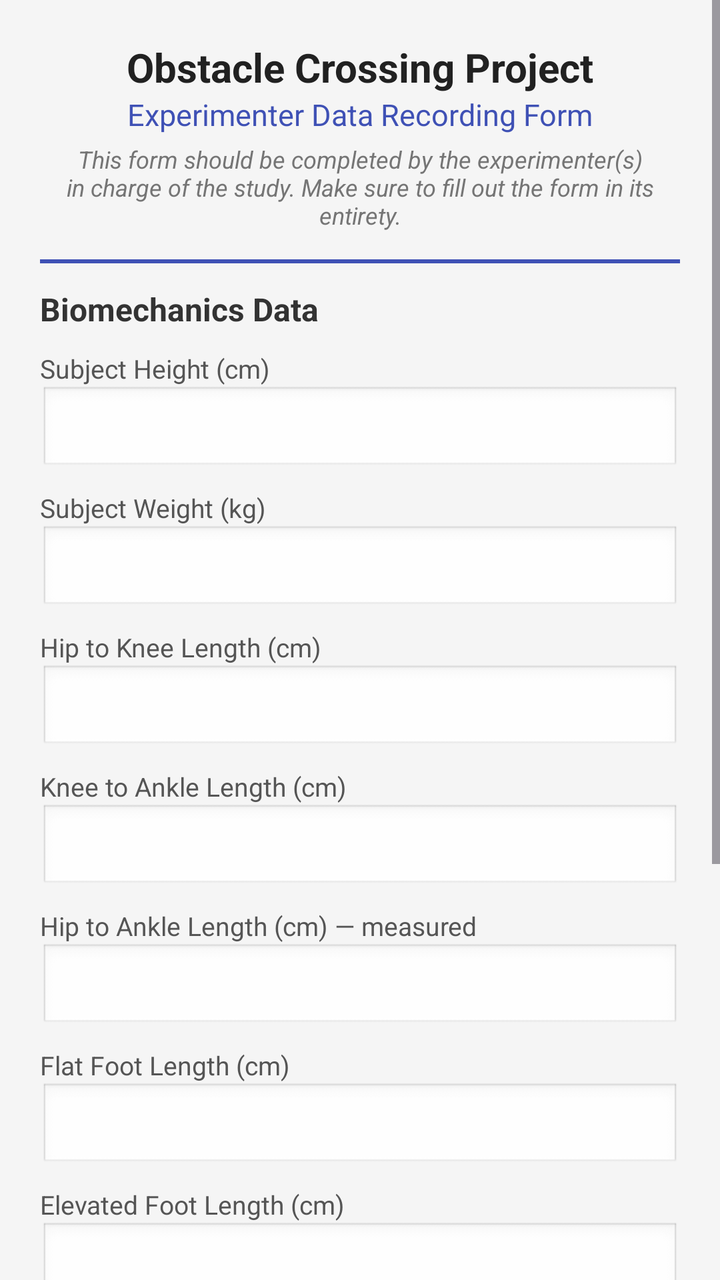
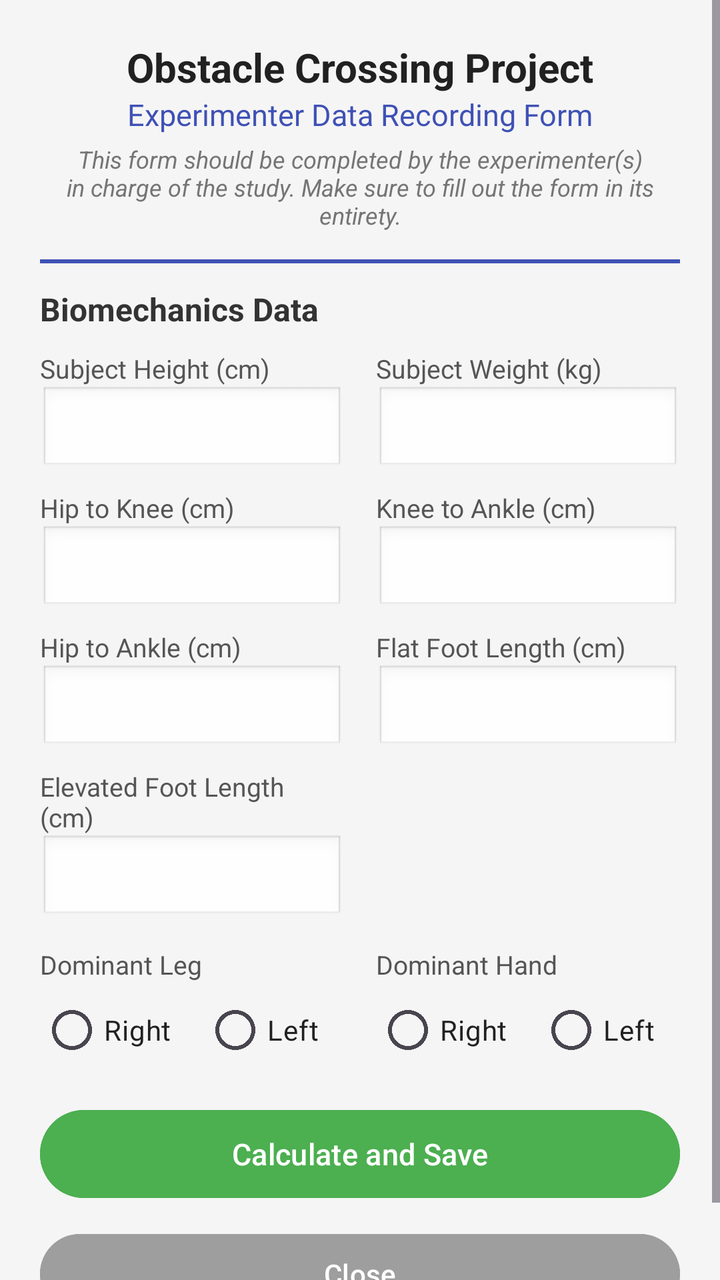

Compare the two renders of this Android layout. The source of the first and the diff that turns it into the second are given below.
<!-- AndroidManifest.xml: application theme Theme.EhsanMovella -->
<!-- res/layout/dialog_demographics.xml -->
<?xml version="1.0" encoding="utf-8"?>
<ScrollView xmlns:android="http://schemas.android.com/apk/res/android"
    android:layout_width="match_parent"
    android:layout_height="match_parent"
    android:background="#F5F5F5">

    <LinearLayout
        android:layout_width="match_parent"
        android:layout_height="wrap_content"
        android:orientation="vertical"
        android:padding="20dp">

        <TextView
            android:layout_width="match_parent"
            android:layout_height="wrap_content"
            android:text="Obstacle Crossing Project"
            android:textSize="20sp"
            android:textStyle="bold"
            android:textColor="#212121"
            android:gravity="center"/>

        <TextView
            android:layout_width="match_parent"
            android:layout_height="wrap_content"
            android:text="Experimenter Data Recording Form"
            android:textSize="15sp"
            android:textColor="#3F51B5"
            android:gravity="center"
            android:layout_marginBottom="4dp"/>

        <TextView
            android:layout_width="match_parent"
            android:layout_height="wrap_content"
            android:text="This form should be completed by the experimenter(s) in charge of the study. Make sure to fill out the form in its entirety."
            android:textSize="12sp"
            android:textStyle="italic"
            android:textColor="#757575"
            android:gravity="center"
            android:layout_marginBottom="14dp"/>

        <View
            android:layout_width="match_parent"
            android:layout_height="2dp"
            android:background="#3F51B5"
            android:layout_marginBottom="12dp"/>

        <TextView
            android:layout_width="wrap_content"
            android:layout_height="wrap_content"
            android:text="Biomechanics Data"
            android:textSize="16sp"
            android:textStyle="bold"
            android:textColor="#333333"
            android:layout_marginBottom="10dp"/>

        <TextView
            android:layout_width="match_parent" android:layout_height="wrap_content"
            android:text="Subject Height (cm)" android:textSize="13sp" android:textColor="#555555"/>
        <EditText
            android:id="@+id/demoHeight"
            android:layout_width="match_parent"
            android:layout_height="44dp"
            android:inputType="numberDecimal"
            android:background="@android:drawable/edit_text"
            android:textSize="14sp"
            android:textColor="#212121"
            android:layout_marginBottom="8dp"/>

        <TextView
            android:layout_width="match_parent" android:layout_height="wrap_content"
            android:text="Subject Weight (kg)" android:textSize="13sp" android:textColor="#555555"/>
        <EditText
            android:id="@+id/demoWeight"
            android:layout_width="match_parent"
            android:layout_height="44dp"
            android:inputType="numberDecimal"
            android:background="@android:drawable/edit_text"
            android:textSize="14sp"
            android:textColor="#212121"
            android:layout_marginBottom="8dp"/>

        <TextView
            android:layout_width="match_parent" android:layout_height="wrap_content"
            android:text="Hip to Knee Length (cm)" android:textSize="13sp" android:textColor="#555555"/>
        <EditText
            android:id="@+id/demoHipKnee"
            android:layout_width="match_parent"
            android:layout_height="44dp"
            android:inputType="numberDecimal"
            android:background="@android:drawable/edit_text"
            android:textSize="14sp"
            android:textColor="#212121"
            android:layout_marginBottom="8dp"/>

        <TextView
            android:layout_width="match_parent" android:layout_height="wrap_content"
            android:text="Knee to Ankle Length (cm)" android:textSize="13sp" android:textColor="#555555"/>
        <EditText
            android:id="@+id/demoKneeAnkle"
            android:layout_width="match_parent"
            android:layout_height="44dp"
            android:inputType="numberDecimal"
            android:background="@android:drawable/edit_text"
            android:textSize="14sp"
            android:textColor="#212121"
            android:layout_marginBottom="8dp"/>

        <TextView
            android:layout_width="match_parent" android:layout_height="wrap_content"
            android:text="Hip to Ankle Length (cm) — measured" android:textSize="13sp" android:textColor="#555555"/>
        <EditText
            android:id="@+id/demoHipAnkle"
            android:layout_width="match_parent"
            android:layout_height="44dp"
            android:inputType="numberDecimal"
            android:background="@android:drawable/edit_text"
            android:textSize="14sp"
            android:textColor="#212121"
            android:layout_marginBottom="8dp"/>

        <TextView
            android:layout_width="match_parent" android:layout_height="wrap_content"
            android:text="Flat Foot Length (cm)" android:textSize="13sp" android:textColor="#555555"/>
        <EditText
            android:id="@+id/demoFlatFoot"
            android:layout_width="match_parent"
            android:layout_height="44dp"
            android:inputType="numberDecimal"
            android:background="@android:drawable/edit_text"
            android:textSize="14sp"
            android:textColor="#212121"
            android:layout_marginBottom="8dp"/>

        <TextView
            android:layout_width="match_parent" android:layout_height="wrap_content"
            android:text="Elevated Foot Length (cm)" android:textSize="13sp" android:textColor="#555555"/>
        <EditText
            android:id="@+id/demoElevatedFoot"
            android:layout_width="match_parent"
            android:layout_height="44dp"
            android:inputType="numberDecimal"
            android:background="@android:drawable/edit_text"
            android:textSize="14sp"
            android:textColor="#212121"
            android:layout_marginBottom="12dp"/>

        <TextView
            android:layout_width="match_parent" android:layout_height="wrap_content"
            android:text="Dominant Leg" android:textSize="13sp" android:textColor="#555555"/>
        <RadioGroup
            android:id="@+id/demoLegGroup"
            android:layout_width="match_parent"
            android:layout_height="wrap_content"
            android:orientation="horizontal"
            android:layout_marginBottom="8dp">
            <RadioButton
                android:id="@+id/demoLegRight"
                android:layout_width="wrap_content"
                android:layout_height="wrap_content"
                android:text="Right"
                android:textSize="14sp"
                android:textColor="#212121"
                android:buttonTint="#3F51B5"/>
            <RadioButton
                android:id="@+id/demoLegLeft"
                android:layout_width="wrap_content"
                android:layout_height="wrap_content"
                android:layout_marginStart="24dp"
                android:text="Left"
                android:textSize="14sp"
                android:textColor="#212121"
                android:buttonTint="#3F51B5"/>
        </RadioGroup>

        <TextView
            android:layout_width="match_parent" android:layout_height="wrap_content"
            android:text="Dominant Hand" android:textSize="13sp" android:textColor="#555555"/>
        <RadioGroup
            android:id="@+id/demoHandGroup"
            android:layout_width="match_parent"
            android:layout_height="wrap_content"
            android:orientation="horizontal"
            android:layout_marginBottom="12dp">
            <RadioButton
                android:id="@+id/demoHandRight"
                android:layout_width="wrap_content"
                android:layout_height="wrap_content"
                android:text="Right"
                android:textSize="14sp"
                android:textColor="#212121"
                android:buttonTint="#3F51B5"/>
            <RadioButton
                android:id="@+id/demoHandLeft"
                android:layout_width="wrap_content"
                android:layout_height="wrap_content"
                android:layout_marginStart="24dp"
                android:text="Left"
                android:textSize="14sp"
                android:textColor="#212121"
                android:buttonTint="#3F51B5"/>
        </RadioGroup>

        <Button
            android:id="@+id/demoSaveButton"
            android:layout_width="match_parent"
            android:layout_height="52dp"
            android:backgroundTint="#4CAF50"
            android:text="Calculate and Save"
            android:textColor="#FFFFFF"
            android:textSize="15sp"
            android:layout_marginBottom="10dp"/>

        <TextView
            android:id="@+id/demoResultText"
            android:layout_width="match_parent"
            android:layout_height="wrap_content"
            android:textSize="15sp"
            android:textColor="#212121"
            android:background="#FFFFFF"
            android:padding="12dp"
            android:visibility="gone"
            android:layout_marginBottom="10dp"/>

        <Button
            android:id="@+id/demoCloseButton"
            android:layout_width="match_parent"
            android:layout_height="48dp"
            android:backgroundTint="#9E9E9E"
            android:text="Close"
            android:textColor="#FFFFFF"
            android:textSize="14sp"/>

    </LinearLayout>
</ScrollView>
<!-- resources referenced by this layout -->
<resources>
  <style name="Theme.EhsanMovella" parent="Base.Theme.EhsanMovella" />
  <style name="Base.Theme.EhsanMovella" parent="Theme.Material3.DayNight.NoActionBar">
          
          
          <item name="android:statusBarColor">#052A64</item>
      </style>
</resources>

<!-- the commit's change to res/layout/dialog_demographics.xml (unified diff, before → after) -->
@@ -53,152 +53,242 @@
             android:textColor="#333333"
             android:layout_marginBottom="10dp"/>
 
-        <TextView
-            android:layout_width="match_parent" android:layout_height="wrap_content"
-            android:text="Subject Height (cm)" android:textSize="13sp" android:textColor="#555555"/>
-        <EditText
-            android:id="@+id/demoHeight"
-            android:layout_width="match_parent"
-            android:layout_height="44dp"
-            android:inputType="numberDecimal"
-            android:background="@android:drawable/edit_text"
-            android:textSize="14sp"
-            android:textColor="#212121"
-            android:layout_marginBottom="8dp"/>
-
-        <TextView
-            android:layout_width="match_parent" android:layout_height="wrap_content"
-            android:text="Subject Weight (kg)" android:textSize="13sp" android:textColor="#555555"/>
-        <EditText
-            android:id="@+id/demoWeight"
-            android:layout_width="match_parent"
-            android:layout_height="44dp"
-            android:inputType="numberDecimal"
-            android:background="@android:drawable/edit_text"
-            android:textSize="14sp"
-            android:textColor="#212121"
-            android:layout_marginBottom="8dp"/>
-
-        <TextView
-            android:layout_width="match_parent" android:layout_height="wrap_content"
-            android:text="Hip to Knee Length (cm)" android:textSize="13sp" android:textColor="#555555"/>
-        <EditText
-            android:id="@+id/demoHipKnee"
-            android:layout_width="match_parent"
-            android:layout_height="44dp"
-            android:inputType="numberDecimal"
-            android:background="@android:drawable/edit_text"
-            android:textSize="14sp"
-            android:textColor="#212121"
-            android:layout_marginBottom="8dp"/>
-
-        <TextView
-            android:layout_width="match_parent" android:layout_height="wrap_content"
-            android:text="Knee to Ankle Length (cm)" android:textSize="13sp" android:textColor="#555555"/>
-        <EditText
-            android:id="@+id/demoKneeAnkle"
-            android:layout_width="match_parent"
-            android:layout_height="44dp"
-            android:inputType="numberDecimal"
-            android:background="@android:drawable/edit_text"
-            android:textSize="14sp"
-            android:textColor="#212121"
-            android:layout_marginBottom="8dp"/>
-
-        <TextView
-            android:layout_width="match_parent" android:layout_height="wrap_content"
-            android:text="Hip to Ankle Length (cm) — measured" android:textSize="13sp" android:textColor="#555555"/>
-        <EditText
-            android:id="@+id/demoHipAnkle"
-            android:layout_width="match_parent"
-            android:layout_height="44dp"
-            android:inputType="numberDecimal"
-            android:background="@android:drawable/edit_text"
-            android:textSize="14sp"
-            android:textColor="#212121"
-            android:layout_marginBottom="8dp"/>
-
-        <TextView
-            android:layout_width="match_parent" android:layout_height="wrap_content"
-            android:text="Flat Foot Length (cm)" android:textSize="13sp" android:textColor="#555555"/>
-        <EditText
-            android:id="@+id/demoFlatFoot"
-            android:layout_width="match_parent"
-            android:layout_height="44dp"
-            android:inputType="numberDecimal"
-            android:background="@android:drawable/edit_text"
-            android:textSize="14sp"
-            android:textColor="#212121"
-            android:layout_marginBottom="8dp"/>
-
-        <TextView
-            android:layout_width="match_parent" android:layout_height="wrap_content"
-            android:text="Elevated Foot Length (cm)" android:textSize="13sp" android:textColor="#555555"/>
-        <EditText
-            android:id="@+id/demoElevatedFoot"
-            android:layout_width="match_parent"
-            android:layout_height="44dp"
-            android:inputType="numberDecimal"
-            android:background="@android:drawable/edit_text"
-            android:textSize="14sp"
-            android:textColor="#212121"
-            android:layout_marginBottom="12dp"/>
-
-        <TextView
-            android:layout_width="match_parent" android:layout_height="wrap_content"
-            android:text="Dominant Leg" android:textSize="13sp" android:textColor="#555555"/>
-        <RadioGroup
-            android:id="@+id/demoLegGroup"
+        
+        <LinearLayout
             android:layout_width="match_parent"
             android:layout_height="wrap_content"
             android:orientation="horizontal"
             android:layout_marginBottom="8dp">
-            <RadioButton
-                android:id="@+id/demoLegRight"
-                android:layout_width="wrap_content"
-                android:layout_height="wrap_content"
-                android:text="Right"
-                android:textSize="14sp"
-                android:textColor="#212121"
-                android:buttonTint="#3F51B5"/>
-            <RadioButton
-                android:id="@+id/demoLegLeft"
-                android:layout_width="wrap_content"
-                android:layout_height="wrap_content"
-                android:layout_marginStart="24dp"
-                android:text="Left"
-                android:textSize="14sp"
-                android:textColor="#212121"
-                android:buttonTint="#3F51B5"/>
-        </RadioGroup>
-
-        <TextView
-            android:layout_width="match_parent" android:layout_height="wrap_content"
-            android:text="Dominant Hand" android:textSize="13sp" android:textColor="#555555"/>
-        <RadioGroup
-            android:id="@+id/demoHandGroup"
+
+            <LinearLayout
+                android:layout_width="0dp" android:layout_weight="1"
+                android:layout_height="wrap_content"
+                android:orientation="vertical"
+                android:layout_marginEnd="8dp">
+                <TextView
+                    android:layout_width="match_parent" android:layout_height="wrap_content"
+                    android:text="Subject Height (cm)" android:textSize="13sp" android:textColor="#555555"/>
+                <EditText
+                    android:id="@+id/demoHeight"
+                    android:layout_width="match_parent"
+                    android:layout_height="44dp"
+                    android:inputType="numberDecimal"
+                    android:background="@android:drawable/edit_text"
+                    android:textSize="14sp"
+                    android:textColor="#212121"/>
+            </LinearLayout>
+
+            <LinearLayout
+                android:layout_width="0dp" android:layout_weight="1"
+                android:layout_height="wrap_content"
+                android:orientation="vertical"
+                android:layout_marginStart="8dp">
+                <TextView
+                    android:layout_width="match_parent" android:layout_height="wrap_content"
+                    android:text="Subject Weight (kg)" android:textSize="13sp" android:textColor="#555555"/>
+                <EditText
+                    android:id="@+id/demoWeight"
+                    android:layout_width="match_parent"
+                    android:layout_height="44dp"
+                    android:inputType="numberDecimal"
+                    android:background="@android:drawable/edit_text"
+                    android:textSize="14sp"
+                    android:textColor="#212121"/>
+            </LinearLayout>
+        </LinearLayout>
+
+        
+        <LinearLayout
+            android:layout_width="match_parent"
+            android:layout_height="wrap_content"
+            android:orientation="horizontal"
+            android:layout_marginBottom="8dp">
+
+            <LinearLayout
+                android:layout_width="0dp" android:layout_weight="1"
+                android:layout_height="wrap_content"
+                android:orientation="vertical"
+                android:layout_marginEnd="8dp">
+                <TextView
+                    android:layout_width="match_parent" android:layout_height="wrap_content"
+                    android:text="Hip to Knee (cm)" android:textSize="13sp" android:textColor="#555555"/>
+                <EditText
+                    android:id="@+id/demoHipKnee"
+                    android:layout_width="match_parent"
+                    android:layout_height="44dp"
+                    android:inputType="numberDecimal"
+                    android:background="@android:drawable/edit_text"
+                    android:textSize="14sp"
+                    android:textColor="#212121"/>
+            </LinearLayout>
+
+            <LinearLayout
+                android:layout_width="0dp" android:layout_weight="1"
+                android:layout_height="wrap_content"
+                android:orientation="vertical"
+                android:layout_marginStart="8dp">
+                <TextView
+                    android:layout_width="match_parent" android:layout_height="wrap_content"
+                    android:text="Knee to Ankle (cm)" android:textSize="13sp" android:textColor="#555555"/>
+                <EditText
+                    android:id="@+id/demoKneeAnkle"
+                    android:layout_width="match_parent"
+                    android:layout_height="44dp"
+                    android:inputType="numberDecimal"
+                    android:background="@android:drawable/edit_text"
+                    android:textSize="14sp"
+                    android:textColor="#212121"/>
+            </LinearLayout>
+        </LinearLayout>
+
+        
+        <LinearLayout
+            android:layout_width="match_parent"
+            android:layout_height="wrap_content"
+            android:orientation="horizontal"
+            android:layout_marginBottom="8dp">
+
+            <LinearLayout
+                android:layout_width="0dp" android:layout_weight="1"
+                android:layout_height="wrap_content"
+                android:orientation="vertical"
+                android:layout_marginEnd="8dp">
+                <TextView
+                    android:layout_width="match_parent" android:layout_height="wrap_content"
+                    android:text="Hip to Ankle (cm)" android:textSize="13sp" android:textColor="#555555"/>
+                <EditText
+                    android:id="@+id/demoHipAnkle"
+                    android:layout_width="match_parent"
+                    android:layout_height="44dp"
+                    android:inputType="numberDecimal"
+                    android:background="@android:drawable/edit_text"
+                    android:textSize="14sp"
+                    android:textColor="#212121"/>
+            </LinearLayout>
+
+            <LinearLayout
+                android:layout_width="0dp" android:layout_weight="1"
+                android:layout_height="wrap_content"
+                android:orientation="vertical"
+                android:layout_marginStart="8dp">
+                <TextView
+                    android:layout_width="match_parent" android:layout_height="wrap_content"
+                    android:text="Flat Foot Length (cm)" android:textSize="13sp" android:textColor="#555555"/>
+                <EditText
+                    android:id="@+id/demoFlatFoot"
+                    android:layout_width="match_parent"
+                    android:layout_height="44dp"
+                    android:inputType="numberDecimal"
+                    android:background="@android:drawable/edit_text"
+                    android:textSize="14sp"
+                    android:textColor="#212121"/>
+            </LinearLayout>
+        </LinearLayout>
+
+        
+        <LinearLayout
             android:layout_width="match_parent"
             android:layout_height="wrap_content"
             android:orientation="horizontal"
             android:layout_marginBottom="12dp">
-            <RadioButton
-                android:id="@+id/demoHandRight"
-                android:layout_width="wrap_content"
-                android:layout_height="wrap_content"
-                android:text="Right"
-                android:textSize="14sp"
-                android:textColor="#212121"
-                android:buttonTint="#3F51B5"/>
-            <RadioButton
-                android:id="@+id/demoHandLeft"
-                android:layout_width="wrap_content"
-                android:layout_height="wrap_content"
-                android:layout_marginStart="24dp"
-                android:text="Left"
-                android:textSize="14sp"
-                android:textColor="#212121"
-                android:buttonTint="#3F51B5"/>
-        </RadioGroup>
+
+            <LinearLayout
+                android:layout_width="0dp" android:layout_weight="1"
+                android:layout_height="wrap_content"
+                android:orientation="vertical"
+                android:layout_marginEnd="8dp">
+                <TextView
+                    android:layout_width="match_parent" android:layout_height="wrap_content"
+                    android:text="Elevated Foot Length (cm)" android:textSize="13sp" android:textColor="#555555"/>
+                <EditText
+                    android:id="@+id/demoElevatedFoot"
+                    android:layout_width="match_parent"
+                    android:layout_height="44dp"
+                    android:inputType="numberDecimal"
+                    android:background="@android:drawable/edit_text"
+                    android:textSize="14sp"
+                    android:textColor="#212121"/>
+            </LinearLayout>
+
+            <android.widget.Space
+                android:layout_width="0dp" android:layout_weight="1"
+                android:layout_height="1dp"
+                android:layout_marginStart="8dp"/>
+        </LinearLayout>
+
+        
+        <LinearLayout
+            android:layout_width="match_parent"
+            android:layout_height="wrap_content"
+            android:orientation="horizontal"
+            android:layout_marginBottom="12dp">
+
+            <LinearLayout
+                android:layout_width="0dp" android:layout_weight="1"
+                android:layout_height="wrap_content"
+                android:orientation="vertical"
+                android:layout_marginEnd="8dp">
+                <TextView
+                    android:layout_width="match_parent" android:layout_height="wrap_content"
+                    android:text="Dominant Leg" android:textSize="13sp" android:textColor="#555555"/>
+                <RadioGroup
+                    android:id="@+id/demoLegGroup"
+                    android:layout_width="match_parent"
+                    android:layout_height="wrap_content"
+                    android:orientation="horizontal">
+                    <RadioButton
+                        android:id="@+id/demoLegRight"
+                        android:layout_width="wrap_content"
+                        android:layout_height="wrap_content"
+                        android:text="Right"
+                        android:textSize="14sp"
+                        android:textColor="#212121"
+                        android:buttonTint="#3F51B5"/>
+                    <RadioButton
+                        android:id="@+id/demoLegLeft"
+                        android:layout_width="wrap_content"
+                        android:layout_height="wrap_content"
+                        android:layout_marginStart="16dp"
+                        android:text="Left"
+                        android:textSize="14sp"
+                        android:textColor="#212121"
+                        android:buttonTint="#3F51B5"/>
+                </RadioGroup>
+            </LinearLayout>
+
+            <LinearLayout
+                android:layout_width="0dp" android:layout_weight="1"
+                android:layout_height="wrap_content"
+                android:orientation="vertical"
+                android:layout_marginStart="8dp">
+                <TextView
+                    android:layout_width="match_parent" android:layout_height="wrap_content"
+                    android:text="Dominant Hand" android:textSize="13sp" android:textColor="#555555"/>
+                <RadioGroup
+                    android:id="@+id/demoHandGroup"
+                    android:layout_width="match_parent"
+                    android:layout_height="wrap_content"
+                    android:orientation="horizontal">
+                    <RadioButton
+                        android:id="@+id/demoHandRight"
+                        android:layout_width="wrap_content"
+                        android:layout_height="wrap_content"
+                        android:text="Right"
+                        android:textSize="14sp"
+                        android:textColor="#212121"
+                        android:buttonTint="#3F51B5"/>
+                    <RadioButton
+                        android:id="@+id/demoHandLeft"
+                        android:layout_width="wrap_content"
+                        android:layout_height="wrap_content"
+                        android:layout_marginStart="16dp"
+                        android:text="Left"
+                        android:textSize="14sp"
+                        android:textColor="#212121"
+                        android:buttonTint="#3F51B5"/>
+                </RadioGroup>
+            </LinearLayout>
+        </LinearLayout>
 
         <Button
             android:id="@+id/demoSaveButton"
